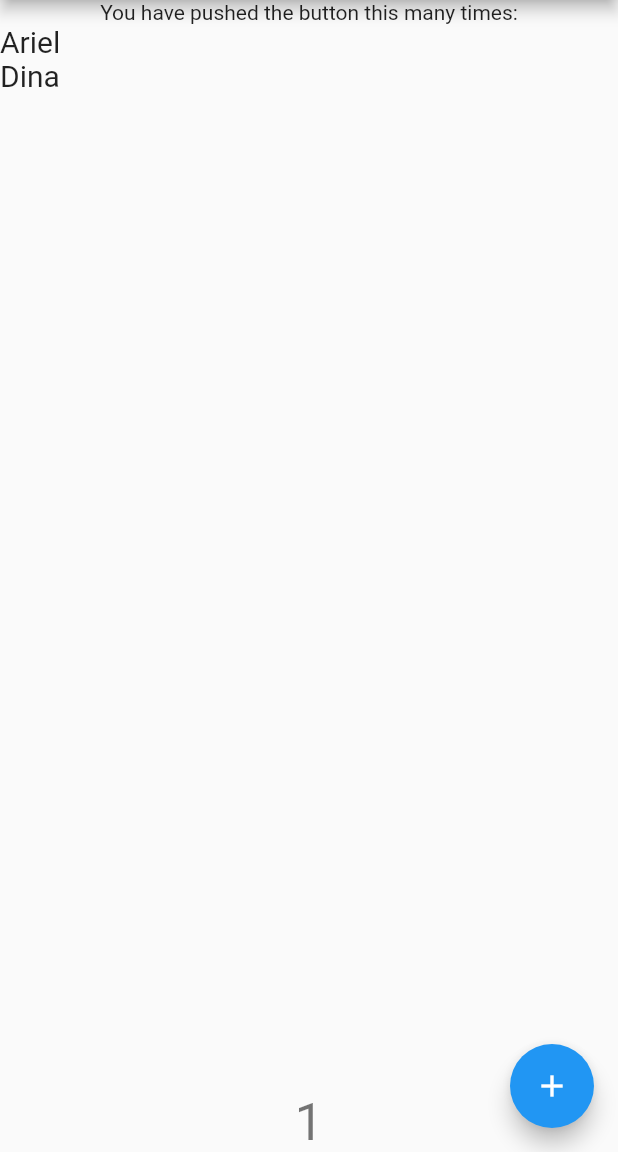
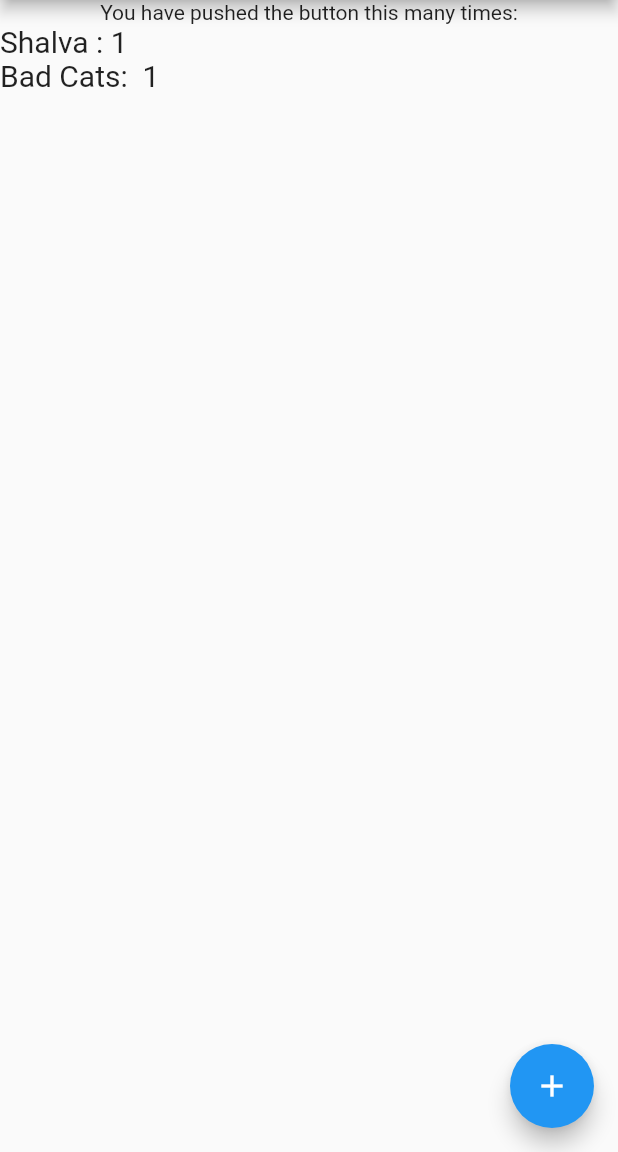
Before and after one commit to metaflowltd/prism_flutter, a Flutter app: the screen it shows after launch, after a tap on the "add" icon, on a phone screen of 412 x 824 dp, the part 84-1236 px from its top. Run offline on Flutter 3.47's test engine with Material 2 defaults, Android fonts, the phone set to English and light mode, and no system bars; our stand-ins replace get_it, rxdart.

Commit message:
Basic pub-sub

```diff
--- a/example/prism_flutter_app/lib/boostrapper.dart
+++ b/example/prism_flutter_app/lib/boostrapper.dart
@@ -1,11 +1,14 @@
 import 'package:prism_flutter/modules/get_it_bootstrapper.dart';
 import 'package:prism_flutter/modules/module_catalog.dart';
 import 'package:prism_flutter/modules/module_info.dart';
-import 'package:prism_flutter_app/modules/students_module/student_module.dart';
+import 'package:prism_flutter_app/modules/app/app_module.dart';
+import 'package:prism_flutter_app/modules/counter_module/counter_module.dart';
 
 class Bootstrapper extends GetItBootstrapper {
   @override
   ModuleCatalog createModuleCatalog() {
-    return MemoryModuleCatalog()..addModule(ModuleInfo(StudentModule().init));
+    return MemoryModuleCatalog()
+      ..addModule(ModuleInfo(AppModule().init))
+      ..addModule(ModuleInfo(CounterModule().init));
   }
 }
--- /dev/null
+++ b/example/prism_flutter_app/lib/events/add_event.dart
@@ -0,0 +1,3 @@
+import 'package:prism_flutter/pub_sub/event_aggregator.dart';
+
+class AddEvent extends Event<int> {}
--- a/example/prism_flutter_app/lib/main.dart
+++ b/example/prism_flutter_app/lib/main.dart
@@ -1,6 +1,5 @@
 import 'package:flutter/material.dart';
 import 'package:get_it/get_it.dart';
-import 'package:prism_flutter/prism_flutter.dart';
 import 'package:prism_flutter/regions/region_builder.dart';
 import 'package:prism_flutter/regions/region_manager.dart';
 import 'package:prism_flutter_app/boostrapper.dart';
@@ -37,19 +36,6 @@ class MyHomePage extends StatefulWidget {
 }
 
 class _MyHomePageState extends State<MyHomePage> {
-  int _counter = 0;
-
-  void _incrementCounter() {
-    setState(() {
-      // This call to setState tells the Flutter framework that something has
-      // changed in this State, which causes it to rerun the build method below
-      // so that the display can reflect the updated values. If we changed
-      // _counter without calling setState(), then the build method would not be
-      // called again, and so nothing would appear to happen.
-      _counter = Calculator().addOne(_counter);
-    });
-  }
-
   @override
   Widget build(BuildContext context) {
     return Scaffold(
@@ -71,23 +57,13 @@ class _MyHomePageState extends State<MyHomePage> {
                 multiChild: (children) => ListView(
                   children: children,
                 ),
-                // singleChild: (child) => Container(
-                //       child: child,
-                //     )
               ),
-            ),
-            Text(
-              '$_counter',
-              style: Theme.of(context).textTheme.headline4,
             ),
           ],
         ),
       ),
-      floatingActionButton: FloatingActionButton(
-        onPressed: _incrementCounter,
-        tooltip: 'Increment',
-        child: const Icon(Icons.add),
-      ), // This trailing comma makes auto-formatting nicer for build methods.
+      floatingActionButton:
+          RegionBuilder(regionManager: container<RegionManager>(), regionName: "action", singleChild: (child) => child),
     );
   }
 }
--- /dev/null
+++ b/example/prism_flutter_app/lib/modules/app/app_module.dart
@@ -0,0 +1,22 @@
+import 'package:get_it/get_it.dart';
+import 'package:prism_flutter/modules/module.dart';
+import 'package:prism_flutter/pub_sub/event_aggregator.dart';
+import 'package:prism_flutter/regions/region_manager.dart';
+import 'package:prism_flutter_app/events/add_event.dart';
+import 'package:prism_flutter_app/modules/app/views/add_button.dart';
+
+class AppModule extends Module {
+  @override
+  void init(Object container) {
+    final get = container as GetIt;
+    final regionManager = get<RegionManager>();
+    final eventAggregator = get<EventAggregator>();
+    eventAggregator.register(AddEvent());
+    regionManager.registerView(
+        "action",
+        RegionRegistration(
+            registration: () => AddButton(
+                  eventAggregator: eventAggregator,
+                )));
+  }
+}
--- /dev/null
+++ b/example/prism_flutter_app/lib/modules/app/views/add_button.dart
@@ -0,0 +1,24 @@
+import 'package:flutter/material.dart';
+import 'package:prism_flutter/pub_sub/event_aggregator.dart';
+import 'package:prism_flutter_app/events/add_event.dart';
+
+class AddButton extends StatefulWidget {
+  final EventAggregator eventAggregator;
+  const AddButton({Key? key, required this.eventAggregator}) : super(key: key);
+
+  @override
+  State<AddButton> createState() => _AddButtonState();
+}
+
+class _AddButtonState extends State<AddButton> {
+  int _counter = 0;
+
+  @override
+  Widget build(BuildContext context) {
+    return FloatingActionButton(
+      onPressed: () => widget.eventAggregator.getEvent<AddEvent>()!.publish(++_counter),
+      tooltip: 'Increment',
+      child: const Icon(Icons.add),
+    );
+  }
+}
--- /dev/null
+++ b/example/prism_flutter_app/lib/modules/counter_module/counter_module.dart
@@ -0,0 +1,29 @@
+import 'package:get_it/get_it.dart';
+import 'package:prism_flutter/modules/module.dart';
+import 'package:prism_flutter/pub_sub/event_aggregator.dart';
+import 'package:prism_flutter/regions/region_manager.dart';
+import 'package:prism_flutter_app/modules/counter_module/views/counter.dart';
+
+class CounterModule extends Module {
+  @override
+  void init(Object container) {
+    final get = container as GetIt;
+    final regionManager = get<RegionManager>();
+    final eventAggregator = get<EventAggregator>();
+
+    regionManager.registerView(
+        "main",
+        RegionRegistration(
+            registration: () => Counter(
+                  text: "Shalva :",
+                  eventAggregator: eventAggregator,
+                )));
+    regionManager.registerView(
+        "main",
+        RegionRegistration(
+            registration: () => Counter(
+                  text: "Bad Cats: ",
+                  eventAggregator: eventAggregator,
+                )));
+  }
+}
--- /dev/null
+++ b/example/prism_flutter_app/lib/modules/counter_module/views/counter.dart
@@ -0,0 +1,32 @@
+import 'package:flutter/widgets.dart';
+import 'package:prism_flutter/pub_sub/event_aggregator.dart';
+import 'package:prism_flutter_app/events/add_event.dart';
+
+class Counter extends StatefulWidget {
+  final String text;
+  final EventAggregator eventAggregator;
+
+  const Counter({Key? key, required this.text, required this.eventAggregator}) : super(key: key);
+
+  @override
+  State<Counter> createState() => _CounterState();
+}
+
+class _CounterState extends State<Counter> {
+  int _counter = 0;
+
+  @override
+  void initState() {
+    super.initState();
+    widget.eventAggregator.getEvent<AddEvent>()!.subscribe((value) {
+      setState(() {
+        _counter = value;
+      });
+    });
+  }
+
+  @override
+  Widget build(BuildContext context) {
+    return Text("${widget.text} $_counter", style: const TextStyle(fontSize: 20));
+  }
+}
--- a/example/prism_flutter_app/lib/modules/students_module/student_module.dart
+++ /dev/null
@@ -1,18 +0,0 @@
-import 'package:flutter/foundation.dart';
-import 'package:get_it/get_it.dart';
-import 'package:prism_flutter/modules/module.dart';
-import 'package:prism_flutter/regions/region_manager.dart';
-import 'package:prism_flutter_app/modules/students_module/views/student_name.dart';
-
-class StudentModule extends Module {
-  @override
-  void init(Object container) {
-    final get = container as GetIt;
-    if (kDebugMode) {
-      print("Students");
-    }
-    final regionManager = get<RegionManager>();
-    regionManager.registerView("main", RegionRegistration(registration: () => const StudentName(name: "Ariel")));
-    regionManager.registerView("main", RegionRegistration(registration: () => const StudentName(name: "Dina")));
-  }
-}
--- a/example/prism_flutter_app/lib/modules/students_module/views/student_name.dart
+++ /dev/null
@@ -1,11 +0,0 @@
-import 'package:flutter/widgets.dart';
-
-class StudentName extends StatelessWidget {
-  final String name;
-  const StudentName({Key? key, required this.name}) : super(key: key);
-
-  @override
-  Widget build(BuildContext context) {
-    return Text(name, style: const TextStyle(fontSize: 20));
-  }
-}
--- a/lib/modules/get_it_bootstrapper.dart
+++ b/lib/modules/get_it_bootstrapper.dart
@@ -1,5 +1,6 @@
 import 'package:get_it/get_it.dart';
 import 'package:prism_flutter/modules/bootstrapper.dart';
+import 'package:prism_flutter/pub_sub/event_aggregator.dart';
 import 'package:prism_flutter/regions/region_manager.dart';
 
 abstract class GetItBootstrapper extends PrismBootstrapper {
@@ -13,7 +14,9 @@ abstract class GetItBootstrapper extends PrismBootstrapper {
 
   @override
   void configureContainer(Object container) {
-    (container as GetIt).registerLazySingleton(() => RegionManager());
+    final get = (container as GetIt);
+    get.registerLazySingleton(() => RegionManager());
+    get.registerLazySingleton(() => EventAggregator());
   }
 
   GetIt get container => _container;
--- /dev/null
+++ b/lib/pub_sub/event_aggregator.dart
@@ -0,0 +1,19 @@
+import 'dart:async';
+
+import 'package:rxdart/subjects.dart';
+
+Type typeOf<T>() => T;
+
+class EventAggregator {
+  final Map<String, EventBase> _events = {};
+  void register<T extends EventBase>(T event) => _events[event.runtimeType.toString()] = event;
+  T? getEvent<T extends EventBase>() => _events[typeOf<T>().toString()] as T;
+}
+
+abstract class EventBase {}
+
+class Event<T> extends EventBase {
+  final Stream<T> _stream = PublishSubject<T>();
+  void publish(T payload) => (_stream as PublishSubject<T>).add(payload);
+  StreamSubscription<T> subscribe(void Function(T) action) => _stream.listen(action);
+}
--- a/lib/regions/region_builder.dart
+++ b/lib/regions/region_builder.dart
@@ -5,7 +5,7 @@ import 'package:prism_flutter/regions/region_manager.dart';
 class RegionBuilder extends StatefulWidget {
   final RegionManager regionManager;
   final String regionName;
-  final Container Function(Widget child)? singleChild;
+  final Widget Function(Widget child)? singleChild;
   final ListView Function(List<Widget> children)? multiChild;
 
   RegionBuilder({
@@ -39,7 +39,7 @@ class _RegionBuilderState extends State<RegionBuilder> {
   }
 
   @protected
-  Widget singleChildStrategy(Container Function(Widget child) singleChild, List<RegionRegistration>? data) {
+  Widget singleChildStrategy(Widget Function(Widget child) singleChild, List<RegionRegistration>? data) {
     if (data == null || data.isEmpty) return const SizedBox.shrink();
     final last = data.last;
     return singleChild(last.registration());
```
